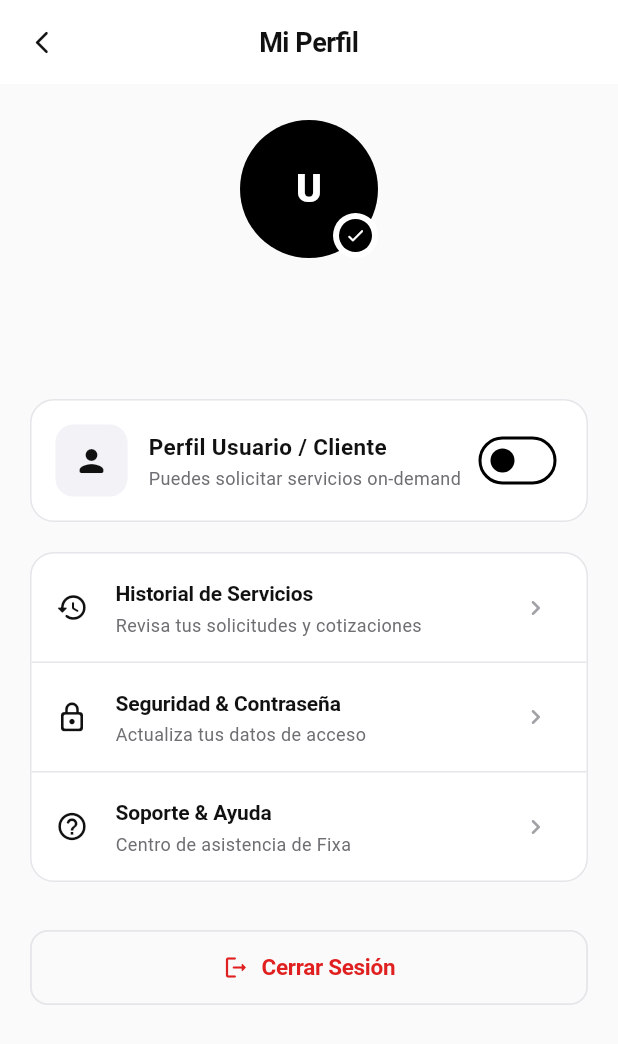
After one commit to Sebxxs004/Fixa, a Flutter app: the ProfileScreen screen opened by its route, on a phone screen of 412 x 824 dp. The commit adds this screen. Shown: the top 1044 px of the screen. Run offline on Flutter 3.47's test engine with Material 3 defaults, Android fonts, the phone set to English and light mode, and no system bars; our stand-ins replace cloud_firestore, dio, equatable, firebase_auth, firebase_core, flutter_bloc and 5 more; accounts and stored records are empty.

Commit message:
feat: implement profile screen with role switching and add initial navigation and map widget structure

```diff
--- a/mobile/lib/core/router/router.dart
+++ b/mobile/lib/core/router/router.dart
@@ -3,6 +3,7 @@ import '../../presentation/screens/splash_screen.dart';
 import '../../presentation/screens/auth/login_screen.dart';
 import '../../presentation/screens/auth/register_screen.dart';
 import '../../presentation/screens/home/home_screen.dart';
+import '../../presentation/screens/profile/profile_screen.dart';
 
 final goRouter = GoRouter(
   initialLocation: '/',
@@ -23,5 +24,9 @@ final goRouter = GoRouter(
       path: '/home',
       builder: (context, state) => const HomeScreen(),
     ),
+    GoRoute(
+      path: '/profile',
+      builder: (context, state) => const ProfileScreen(),
+    ),
   ],
 );
--- a/mobile/lib/presentation/screens/home/home_screen.dart
+++ b/mobile/lib/presentation/screens/home/home_screen.dart
@@ -9,8 +9,6 @@ import 'package:go_router/go_router.dart';
 import '../../blocs/auction/auction_bloc.dart';
 import '../../blocs/auction/auction_event.dart';
 import '../../blocs/auction/auction_state.dart';
-import '../../blocs/auth/auth_bloc.dart';
-import '../../blocs/auth/auth_event.dart';
 import '../../widgets/offer_card.dart';
 import '../../widgets/service_request_sheet.dart';
 import '../../widgets/web_map_widget.dart';
@@ -45,11 +43,10 @@ class _HomeScreenState extends State<HomeScreen> {
           centerTitle: true,
           actions: [
             IconButton(
-              icon: const Icon(Icons.logout_rounded, size: 20),
-              tooltip: 'Cerrar sesión',
+              icon: const Icon(Icons.person_outline_rounded, size: 22),
+              tooltip: 'Mi Perfil',
               onPressed: () {
-                context.read<AuthBloc>().add(AuthLogoutRequested());
-                context.go('/login');
+                context.push('/profile');
               },
             ),
           ],
--- /dev/null
+++ b/mobile/lib/presentation/screens/profile/profile_screen.dart
@@ -0,0 +1,295 @@
+import 'package:flutter/material.dart';
+import 'package:flutter_bloc/flutter_bloc.dart';
+import 'package:go_router/go_router.dart';
+import '../../../core/theme/app_colors.dart';
+import '../../blocs/auth/auth_bloc.dart';
+import '../../blocs/auth/auth_event.dart';
+import '../../blocs/auth/auth_state.dart';
+
+class ProfileScreen extends StatefulWidget {
+  const ProfileScreen({super.key});
+
+  @override
+  State<ProfileScreen> createState() => _ProfileScreenState();
+}
+
+class _ProfileScreenState extends State<ProfileScreen> {
+  bool _isWorkerMode = false;
+
+  @override
+  Widget build(BuildContext context) {
+    return BlocListener<AuthBloc, AuthState>(
+      listener: (context, state) {
+        if (state is AuthUnauthenticated) {
+          context.go('/login');
+        }
+      },
+      child: Scaffold(
+        backgroundColor: AppColors.background,
+        appBar: AppBar(
+          backgroundColor: AppColors.surface,
+          elevation: 0,
+          leading: IconButton(
+            icon: const Icon(Icons.arrow_back_ios_new_rounded, size: 18),
+            onPressed: () => context.pop(),
+          ),
+          title: const Text('Mi Perfil'),
+        ),
+        body: BlocBuilder<AuthBloc, AuthState>(
+          builder: (context, state) {
+            final user = state is AuthAuthenticated ? state.user : null;
+            final String name = user?.displayName ?? 'Usuario Fixa';
+            final String email = user?.email ?? 'correo@ejemplo.com';
+            final String initials = name.isNotEmpty
+                ? name.trim().split(' ').map((e) => e[0]).take(2).join()
+                : 'U';
+
+            return SingleChildScrollView(
+              padding:
+                  const EdgeInsets.symmetric(horizontal: 20.0, vertical: 24.0),
+              child: Column(
+                children: [
+                  // Avatar de Usuario Minimalista
+                  Center(
+                    child: Stack(
+                      alignment: Alignment.bottomRight,
+                      children: [
+                        CircleAvatar(
+                          radius: 46,
+                          backgroundColor: AppColors.primary,
+                          child: Text(
+                            initials.toUpperCase(),
+                            style: const TextStyle(
+                              fontSize: 26,
+                              fontWeight: FontWeight.w800,
+                              color: Colors.white,
+                              letterSpacing: 1,
+                            ),
+                          ),
+                        ),
+                        Container(
+                          padding: const EdgeInsets.all(4),
+                          decoration: const BoxDecoration(
+                            color: Colors.white,
+                            shape: BoxShape.circle,
+                          ),
+                          child: Container(
+                            padding: const EdgeInsets.all(4),
+                            decoration: const BoxDecoration(
+                              color: AppColors.primary,
+                              shape: BoxShape.circle,
+                            ),
+                            child: const Icon(
+                              Icons.check_rounded,
+                              size: 14,
+                              color: Colors.white,
+                            ),
+                          ),
+                        ),
+                      ],
+                    ),
+                  ),
+                  const SizedBox(height: 16),
+
+                  // Nombre y Correo
+                  Text(
+                    name,
+                    style: const TextStyle(
+                      fontSize: 20,
+                      fontWeight: FontWeight.w800,
+                      color: AppColors.textPrimary,
+                      letterSpacing: -0.3,
+                    ),
+                  ),
+                  const SizedBox(height: 4),
+                  Text(
+                    email,
+                    style: const TextStyle(
+                      fontSize: 14,
+                      color: AppColors.textSecondary,
+                    ),
+                  ),
+                  const SizedBox(height: 24),
+
+                  // Tarjeta de Modo de Perfil (Cliente vs Trabajador)
+                  Container(
+                    padding: const EdgeInsets.all(16),
+                    decoration: BoxDecoration(
+                      color: AppColors.surface,
+                      borderRadius: BorderRadius.circular(16),
+                      border: Border.all(color: AppColors.border, width: 1),
+                    ),
+                    child: Row(
+                      children: [
+                        Container(
+                          padding: const EdgeInsets.all(12),
+                          decoration: BoxDecoration(
+                            color: AppColors.surfaceElevated,
+                            borderRadius: BorderRadius.circular(12),
+                          ),
+                          child: Icon(
+                            _isWorkerMode
+                                ? Icons.handyman_rounded
+                                : Icons.person_rounded,
+                            color: AppColors.textPrimary,
+                            size: 24,
+                          ),
+                        ),
+                        const SizedBox(width: 14),
+                        Expanded(
+                          child: Column(
+                            crossAxisAlignment: CrossAxisAlignment.start,
+                            children: [
+                              Text(
+                                _isWorkerMode
+                                    ? 'Perfil Trabajador / Profesional'
+                                    : 'Perfil Usuario / Cliente',
+                                style: const TextStyle(
+                                  fontSize: 15,
+                                  fontWeight: FontWeight.w700,
+                                  color: AppColors.textPrimary,
+                                ),
+                              ),
+                              const SizedBox(height: 2),
+                              Text(
+                                _isWorkerMode
+                                    ? 'Puedes ofrecer servicios y cotizar'
+                                    : 'Puedes solicitar servicios on-demand',
+                                style: const TextStyle(
+                                  fontSize: 12,
+                                  color: AppColors.textSecondary,
+                                ),
+                              ),
+                            ],
+                          ),
+                        ),
+                        Switch(
+                          value: _isWorkerMode,
+                          activeTrackColor: AppColors.primary,
+                          activeThumbColor: Colors.white,
+                          onChanged: (val) {
+                            setState(() {
+                              _isWorkerMode = val;
+                            });
+                            ScaffoldMessenger.of(context).showSnackBar(
+                              SnackBar(
+                                backgroundColor: AppColors.primary,
+                                behavior: SnackBarBehavior.floating,
+                                shape: RoundedRectangleBorder(
+                                  borderRadius: BorderRadius.circular(10),
+                                ),
+                                content: Text(
+                                  val
+                                      ? 'Modo Trabajador Activado: Ahora puedes ofrecer tus servicios.'
+                                      : 'Modo Usuario Activado: Modo solicitud de servicios.',
+                                ),
+                              ),
+                            );
+                          },
+                        ),
+                      ],
+                    ),
+                  ),
+                  const SizedBox(height: 20),
+
+                  // Menú de Opciones
+                  Container(
+                    decoration: BoxDecoration(
+                      color: AppColors.surface,
+                      borderRadius: BorderRadius.circular(16),
+                      border: Border.all(color: AppColors.border, width: 1),
+                    ),
+                    child: Column(
+                      children: [
+                        _buildOptionTile(
+                          icon: Icons.history_rounded,
+                          title: 'Historial de Servicios',
+                          subtitle: 'Revisa tus solicitudes y cotizaciones',
+                          onTap: () {
+                            ScaffoldMessenger.of(context).showSnackBar(
+                              const SnackBar(
+                                content: Text('Historial de servicios'),
+                              ),
+                            );
+                          },
+                        ),
+                        const Divider(height: 1, color: AppColors.border),
+                        _buildOptionTile(
+                          icon: Icons.lock_outline_rounded,
+                          title: 'Seguridad & Contraseña',
+                          subtitle: 'Actualiza tus datos de acceso',
+                          onTap: () {},
+                        ),
+                        const Divider(height: 1, color: AppColors.border),
+                        _buildOptionTile(
+                          icon: Icons.help_outline_rounded,
+                          title: 'Soporte & Ayuda',
+                          subtitle: 'Centro de asistencia de Fixa',
+                          onTap: () {},
+                        ),
+                      ],
+                    ),
+                  ),
+                  const SizedBox(height: 32),
+
+                  // Botón de Cerrar Sesión
+                  OutlinedButton.icon(
+                    style: OutlinedButton.styleFrom(
+                      foregroundColor: AppColors.error,
+                      side: const BorderSide(color: AppColors.border, width: 1.2),
+                      minimumSize: const Size.fromHeight(50),
+                    ),
+                    onPressed: () {
+                      context.read<AuthBloc>().add(AuthLogoutRequested());
+                    },
+                    icon: const Icon(Icons.logout_rounded, size: 18),
+                    label: const Text(
+                      'Cerrar Sesión',
+                      style: TextStyle(
+                        fontSize: 15,
+                        fontWeight: FontWeight.w700,
+                        color: AppColors.error,
+                      ),
+                    ),
+                  ),
+                ],
+              ),
+            );
+          },
+        ),
+      ),
+    );
+  }
+
+  Widget _buildOptionTile({
+    required IconData icon,
+    required String title,
+    required String subtitle,
+    required VoidCallback onTap,
+  }) {
+    return ListTile(
+      onTap: onTap,
+      leading: Icon(icon, color: AppColors.textPrimary, size: 22),
+      title: Text(
+        title,
+        style: const TextStyle(
+          fontSize: 14,
+          fontWeight: FontWeight.w600,
+          color: AppColors.textPrimary,
+        ),
+      ),
+      subtitle: Text(
+        subtitle,
+        style: const TextStyle(
+          fontSize: 12,
+          color: AppColors.textSecondary,
+        ),
+      ),
+      trailing: const Icon(
+        Icons.chevron_right_rounded,
+        size: 20,
+        color: AppColors.textMuted,
+      ),
+    );
+  }
+}
--- a/mobile/lib/presentation/widgets/web_map_widget.dart
+++ b/mobile/lib/presentation/widgets/web_map_widget.dart
@@ -27,18 +27,20 @@ class _WebMapWidgetState extends State<WebMapWidget>
   double? _currentLat;
   double? _currentLng;
   int _zoomLevel = 15;
-  bool _isCustomLocation = false;
+  bool? _isCustomLocation;
 
   double get activeLat => _currentLat ?? widget.latitude;
   double get activeLng => _currentLng ?? widget.longitude;
+  bool get isCustomLocation => _isCustomLocation ?? false;
 
   @override
   void initState() {
     super.initState();
     _currentLat = widget.latitude;
     _currentLng = widget.longitude;
+    _isCustomLocation = false;
     _addressController = TextEditingController(
-      text: 'Lat ${activeLat.toStringAsFixed(4)}, Lng ${activeLng.toStringAsFixed(4)}',
+      text: _formatAddress(activeLat, activeLng),
     );
 
     _pulseController = AnimationController(
@@ -56,7 +58,7 @@ class _WebMapWidgetState extends State<WebMapWidget>
     super.didUpdateWidget(oldWidget);
     if (oldWidget.latitude != widget.latitude ||
         oldWidget.longitude != widget.longitude) {
-      if (!_isCustomLocation) {
+      if (!isCustomLocation) {
         setState(() {
           _currentLat = widget.latitude;
           _currentLng = widget.longitude;
@@ -73,9 +75,18 @@ class _WebMapWidgetState extends State<WebMapWidget>
     super.dispose();
   }
 
+  String _formatAddress(double lat, double lng) {
+    if (lat > 7.85 && lat < 7.95 && lng > -72.55 && lng < -72.45) {
+      if (lat > 7.895) return 'Av. 5 #10-24, Centro, Cúcuta';
+      if (lat > 7.888) return 'Av. Gran Colombia #12-40, Cúcuta';
+      if (lat > 7.880) return 'Barrio Caobos, Cúcuta';
+      return 'Zona Centro, Cúcuta';
+    }
+    return 'Calle Principal, Sector Urbano';
+  }
+
   void _updateAddressText() {
-    _addressController.text =
-        'Lat ${activeLat.toStringAsFixed(4)}, Lng ${activeLng.toStringAsFixed(4)}';
+    _addressController.text = _formatAddress(activeLat, activeLng);
   }
 
   void _notifyLocationChange() {
@@ -214,7 +225,7 @@ class _WebMapWidgetState extends State<WebMapWidget>
                           mainAxisSize: MainAxisSize.min,
                           children: [
                             Icon(
-                              _isCustomLocation
+                              isCustomLocation
                                   ? Icons.pin_drop_rounded
                                   : Icons.my_location_rounded,
                               size: 13,
@@ -222,7 +233,7 @@ class _WebMapWidgetState extends State<WebMapWidget>
                             ),
                             const SizedBox(width: 5),
                             Text(
-                              _isCustomLocation
+                              isCustomLocation
                                   ? 'Ubicación Elegida'
                                   : 'Tu Ubicación GPS',
                               style: const TextStyle(
@@ -327,7 +338,7 @@ class _WebMapWidgetState extends State<WebMapWidget>
                             },
                           ),
                         ),
-                        if (_isCustomLocation)
+                        if (isCustomLocation)
                           IconButton(
                             icon: const Icon(Icons.close_rounded,
                                 size: 16, color: AppColors.textSecondary),
@@ -346,7 +357,7 @@ class _WebMapWidgetState extends State<WebMapWidget>
                   child: Column(
                     children: [
                       // Botón Mi Ubicación GPS
-                      if (_isCustomLocation) ...[
+                      if (isCustomLocation) ...[
                         FloatingActionButton.small(
                           heroTag: 'my_gps_location',
                           backgroundColor: AppColors.primary,
```
